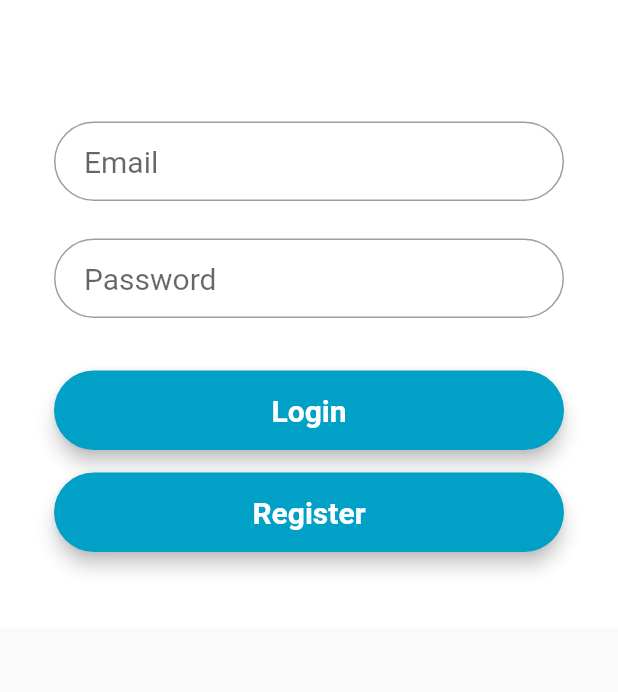
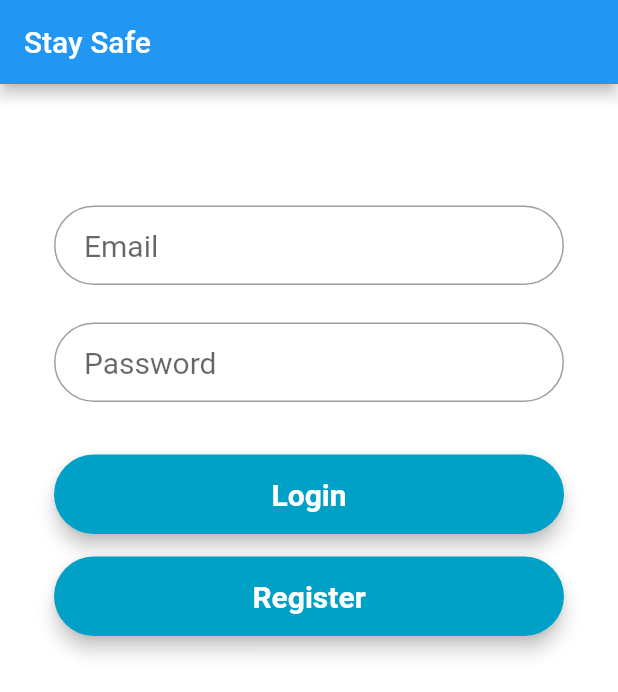
Before and after one commit to Kalomidin/cs476_course_project, a Flutter app: the screen it shows after launch, on a phone screen of 412 x 824 dp. Shown: the top 692 px of the screen. Run offline on Flutter 3.47's test engine with Material 2 defaults, Android fonts, the phone set to English and light mode, and no system bars; our stand-ins replace dio, flutter_rating_bar, fluttertoast, google_maps_flutter, toggle_switch; missing offline and left inert: google_maps_place_picker; network calls fail; Roboto replaces fonts that are missing (Montserrat).

Commit message:
Done with user preferences too

```diff
--- a/stay_safe/lib/homepage.dart
+++ b/stay_safe/lib/homepage.dart
@@ -2,6 +2,7 @@
 //!
 //! authors @rooknpown,
 
+import 'package:example/login_page.dart';
 import 'package:flutter/material.dart';
 import 'package:google_maps_place_picker/google_maps_place_picker.dart';
 import 'package:google_maps_flutter/google_maps_flutter.dart';
@@ -15,7 +16,8 @@ import './const.dart';
 import './settingspage.dart';
 
 class HomePage extends StatefulWidget {
-  const HomePage({Key key}) : super(key: key);
+  final String username;
+  const HomePage({Key key, this.username}) : super(key: key);
 
   static final kInitialPosition = LatLng(36.37379078760264, 127.35905994710093);
   @override
@@ -33,6 +35,14 @@ class _HomePageState extends State<HomePage> {
 
   @override
   Widget build(BuildContext context) {
+    if (widget.username == null) {
+      return  Scaffold(
+        appBar: AppBar(
+          title: Text("Stay Safe"),
+        ),
+        body: LoginPage(),
+      );
+    }
     return Scaffold(
         appBar: AppBar(
           title: Text("Stay Safe"),
@@ -45,7 +55,9 @@ class _HomePageState extends State<HomePage> {
               IconButton(
                 icon: Icon(Icons.home),
                 onPressed: () {
-                  Navigator.pushReplacementNamed(context, '/homepage');
+                Navigator.of(context).pop();
+
+                Navigator.push(context, MaterialPageRoute(builder: (context) => HomePage(username: widget.username)));
                 },
               ),
               IconButton(
@@ -194,7 +206,9 @@ class _HomePageState extends State<HomePage> {
                                                       builder: (context) =>
                                                           MakeReview(
                                                               selectedPlace:
-                                                                  selectedPlace),
+                                                                  selectedPlace,
+                                                              username: widget.username
+                                                                  ),
                                                     ),
                                                   );
                                                   //Navigator.of(context).pop();
@@ -222,7 +236,7 @@ class _HomePageState extends State<HomePage> {
                         context,
                         MaterialPageRoute(
                           builder: (context) =>
-                              Settings(userinfo: "swh"),
+                              Settings(userinfo: widget.username),
                         ));
                   }),
             ],
--- a/stay_safe/lib/login_page.dart
+++ b/stay_safe/lib/login_page.dart
@@ -7,26 +7,8 @@ import 'package:flutter/material.dart';
 import 'package:fluttertoast/fluttertoast.dart';
 import './homepage.dart';
 
-class LoginPage extends StatefulWidget {
-  LoginPage({Key key, this.title}) : super(key: key);
 
-  // This widget is the home page of your application. It is stateful, meaning
-  // that it has a State object (defined below) that contains fields that affect
-  // how it looks.
-
-  // This class is the configuration for the state. It holds the values (in this
-  // case the title) provided by the parent (in this case the App widget) and
-  // used by the build method of the State. Fields in a Widget subclass are
-  // always marked "final".
-
-  final String title;
-
-  @override
-  _LoginPageState createState() => _LoginPageState();
-}
-
-
-class _LoginPageState extends State<LoginPage> {
+class LoginPage extends StatelessWidget {
   TextStyle style = TextStyle(fontFamily: 'Montserrat', fontSize: 20.0);
   var token;
 
@@ -78,8 +60,8 @@ class _LoginPageState extends State<LoginPage> {
               if (val.data['success']) {
                 token = val.data['token'];
                 Fluttertoast.showToast(msg: 'Autheticated');
-                Navigator.pushReplacementNamed(
-            context, '/homepage');
+                 Navigator.of(context).pop();
+                Navigator.push(context, MaterialPageRoute(builder: (context) => HomePage(username: emailField.controller.text)));
               } else {
                 Fluttertoast.showToast(msg: 'Authetication failed. Username or Password is wrong');
               }
@@ -116,7 +98,7 @@ class _LoginPageState extends State<LoginPage> {
                 Navigator.pushReplacementNamed(
             context, '/signin');
               } else {
-                Fluttertoast.showToast(msg: 'Failed to signup\n Username already exists or password does not contain strings');
+                Fluttertoast.showToast(msg: 'Failed to signup\n Username already exists or password does not contain string');
                 print("Failure happened: ${val.data['success']}");
               }
             } catch (e) {
--- a/stay_safe/lib/main.dart
+++ b/stay_safe/lib/main.dart
@@ -48,12 +48,8 @@ class MyApp extends StatelessWidget {
       theme: lightTheme,
       darkTheme: darkTheme,
       themeMode: ThemeMode.light,
-      home: LoginPage(),
+      home: HomePage(),
       debugShowCheckedModeBanner: false,
-      routes: {
-        "/homepage": (_) => new HomePage(),
-        "/signin": (_) => new LoginPage()
-      },
     );
   }
 }
```
Also changed, not shown: stay_safe/lib/make_review.dart (+10 -5 lines).
